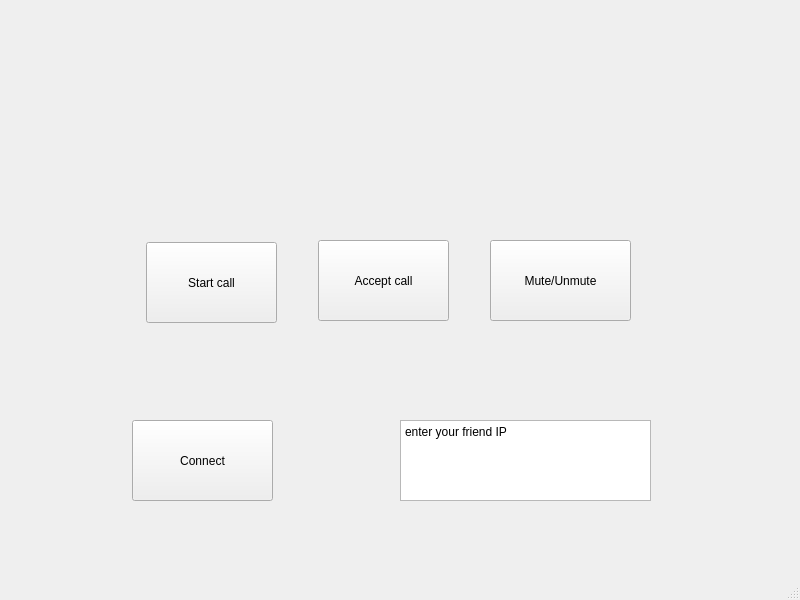
Farbod82/CN_CA1_VoiceCallApp, file mainwindow.ui: the form before one commit.
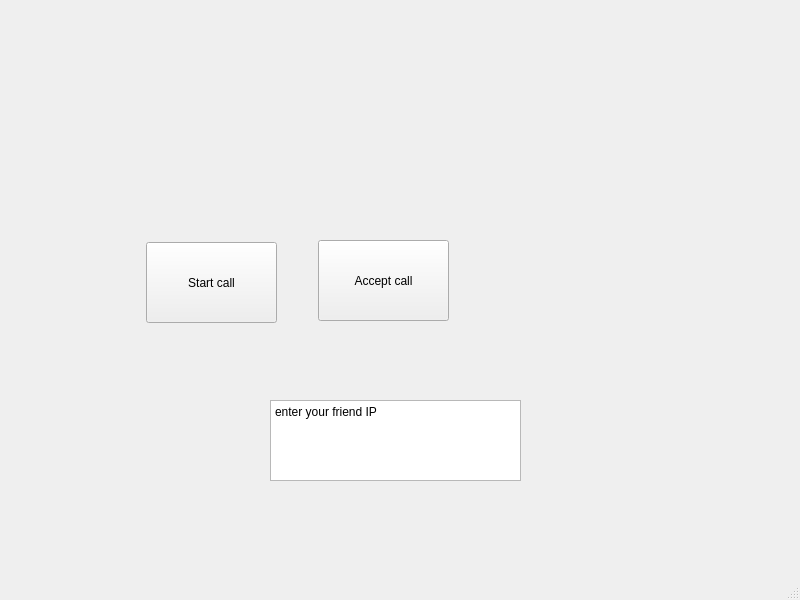
The form after the commit.

```diff
--- a/mainwindow.ui
+++ b/mainwindow.ui
@@ -30,8 +30,8 @@
    <widget class="QPlainTextEdit" name="plainTextEdit">
     <property name="geometry">
      <rect>
-      <x>400</x>
-      <y>420</y>
+      <x>270</x>
+      <y>400</y>
       <width>251</width>
       <height>81</height>
      </rect>
@@ -54,32 +54,6 @@
      <string>Accept call</string>
     </property>
    </widget>
-   <widget class="QPushButton" name="pushButton_3">
-    <property name="geometry">
-     <rect>
-      <x>132</x>
-      <y>420</y>
-      <width>141</width>
-      <height>81</height>
-     </rect>
-    </property>
-    <property name="text">
-     <string>Connect</string>
-    </property>
-   </widget>
-   <widget class="QPushButton" name="pushButton_4">
-    <property name="geometry">
-     <rect>
-      <x>490</x>
-      <y>240</y>
-      <width>141</width>
-      <height>81</height>
-     </rect>
-    </property>
-    <property name="text">
-     <string>Mute/Unmute</string>
-    </property>
-   </widget>
   </widget>
   <widget class="QMenuBar" name="menubar">
    <property name="geometry">
```
